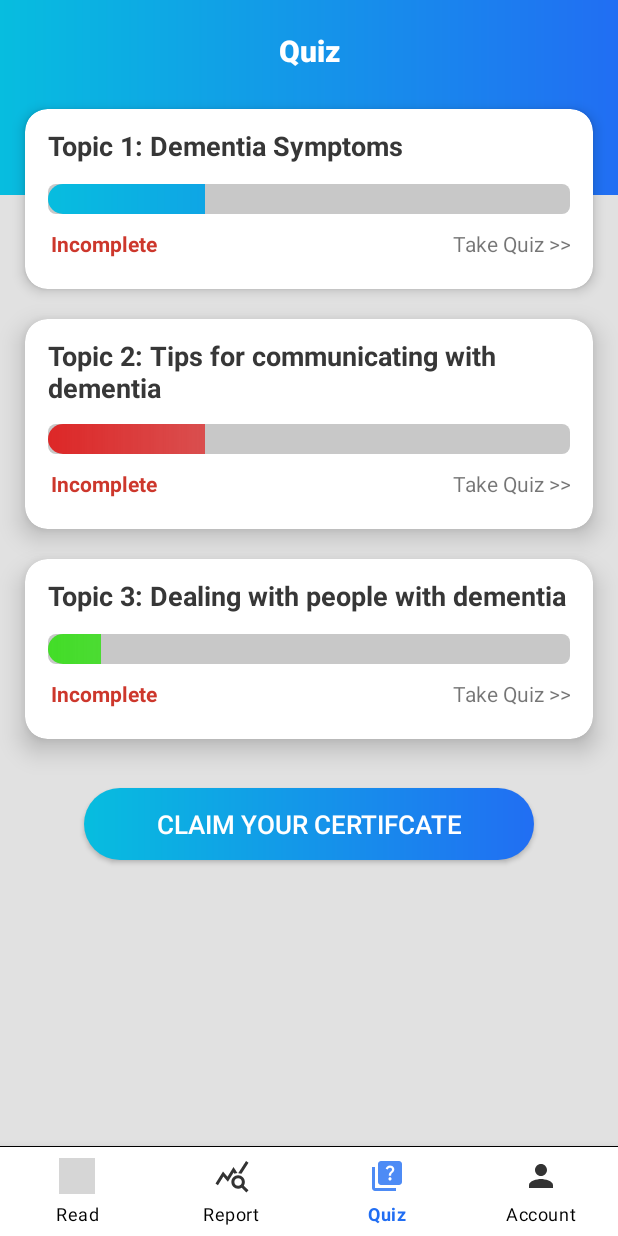
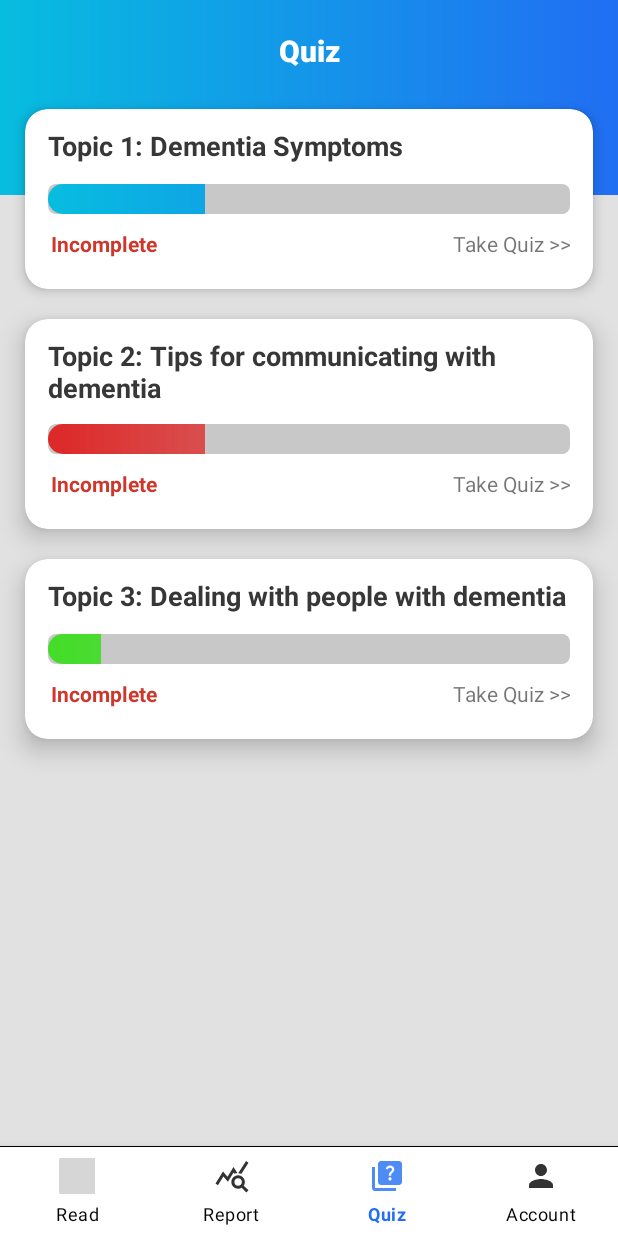
Before and after one commit to Eddi3Ho/DementiaApp, an Android app: the QuizActivity screen opened directly, with no data from a screen before it, on a phone screen of 412 x 824 dp. Run offline under Robolectric (Android 15) with nearby library versions, the phone set to English and light mode, and no system bars; our stand-ins replace Firebase (no records; nobody signed in at launch, a user with empty details on screens opened directly); libraries missing offline, so code that uses them is left out: com.itextpdf.text; 6 statements that could not run were skipped; grey boxes are pictures that could not be loaded.

Commit message:
claim cert button

```diff
--- a/app/src/main/java/com/example/dementiaapp/QuizActivity.java
+++ b/app/src/main/java/com/example/dementiaapp/QuizActivity.java
@@ -220,9 +220,7 @@ public class QuizActivity extends AppCompatActivity {
                                 boolean quizTipsComplete = document.getBoolean("quiz_complete_tips");
 
                                 if (quizDealingComplete && quizSymptomComplete && quizTipsComplete) {
-                                    certbtn.setEnabled(true);
-                                } else {
-                                    certbtn.setEnabled(false);
+                                    certbtn.setVisibility(View.VISIBLE);
                                 }
                             }
 
--- a/app/src/main/res/layout/quiz.xml
+++ b/app/src/main/res/layout/quiz.xml
@@ -258,6 +258,7 @@
         android:layout_below="@+id/dealing_card"
         android:layout_centerInParent="true"
         android:layout_marginTop="10dp"
+        android:visibility="invisible"
         android:background="@drawable/button_gradient_blue"
         android:text="Claim your certifcate"
         android:textColor="@color/white"
```
